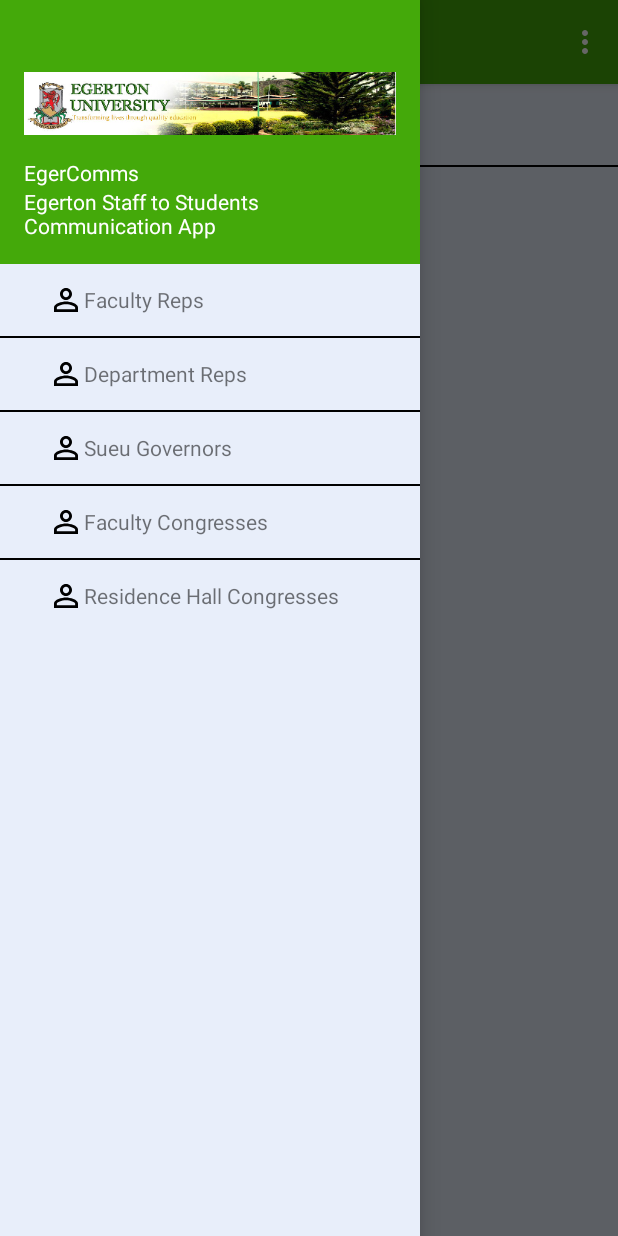
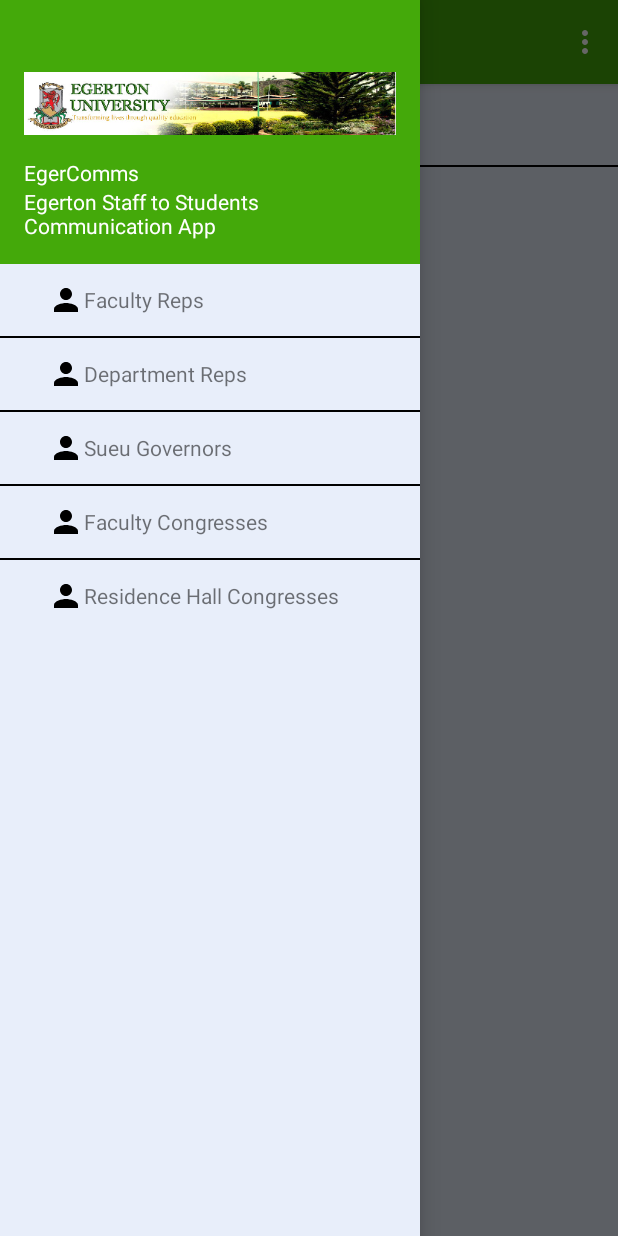
Before and after one commit to EricGachoka/EgercommsAndroid, an Android app: the screen it shows after launch (MainActivity), with the side drawer open, on a phone screen of 412 x 824 dp. Run offline under Robolectric (Android 15) with nearby library versions, the phone set to English and light mode, and no system bars; our stand-ins replace EventBus.

Commit message:
more UI renovation

```diff
--- a/app/src/main/res/drawable/ic_hourglass_empty_black_24dp.xml
+++ b/app/src/main/res/drawable/ic_file_download_black_24dp.xml
@@ -5,5 +5,5 @@
         android:viewportHeight="24.0">
     <path
         android:fillColor="#FF000000"
-        android:pathData="M6,2v6h0.01L6,8.01 10,12l-4,4 0.01,0.01L6,16.01L6,22h12v-5.99h-0.01L18,16l-4,-4 4,-3.99 -0.01,-0.01L18,8L18,2L6,2zM16,16.5L16,20L8,20v-3.5l4,-4 4,4zM12,11.5l-4,-4L8,4h8v3.5l-4,4z"/>
+        android:pathData="M19,9h-4V3H9v6H5l7,7 7,-7zM5,18v2h14v-2H5z"/>
 </vector>
--- /dev/null
+++ b/app/src/main/res/drawable/ic_hourglass_full_black_24dp.xml
@@ -0,0 +1,9 @@
+<vector xmlns:android="http://schemas.android.com/apk/res/android"
+        android:width="24dp"
+        android:height="24dp"
+        android:viewportWidth="24.0"
+        android:viewportHeight="24.0">
+    <path
+        android:fillColor="#FF000000"
+        android:pathData="M6,2v6h0.01L6,8.01 10,12l-4,4 0.01,0.01H6V22h12v-5.99h-0.01L18,16l-4,-4 4,-3.99 -0.01,-0.01H18V2H6z"/>
+</vector>
--- /dev/null
+++ b/app/src/main/res/drawable/ic_person_black_24dp.xml
@@ -0,0 +1,9 @@
+<vector xmlns:android="http://schemas.android.com/apk/res/android"
+        android:width="24dp"
+        android:height="24dp"
+        android:viewportWidth="24.0"
+        android:viewportHeight="24.0">
+    <path
+        android:fillColor="#FF000000"
+        android:pathData="M12,12c2.21,0 4,-1.79 4,-4s-1.79,-4 -4,-4 -4,1.79 -4,4 1.79,4 4,4zM12,14c-2.67,0 -8,1.34 -8,4v2h16v-2c0,-2.66 -5.33,-4 -8,-4z"/>
+</vector>
--- a/app/src/main/res/drawable/ic_person_outline_black_24dp.xml
+++ /dev/null
@@ -1,9 +0,0 @@
-<vector xmlns:android="http://schemas.android.com/apk/res/android"
-        android:width="24dp"
-        android:height="24dp"
-        android:viewportWidth="24.0"
-        android:viewportHeight="24.0">
-    <path
-        android:fillColor="#FF000000"
-        android:pathData="M12,5.9c1.16,0 2.1,0.94 2.1,2.1s-0.94,2.1 -2.1,2.1S9.9,9.16 9.9,8s0.94,-2.1 2.1,-2.1m0,9c2.97,0 6.1,1.46 6.1,2.1v1.1L5.9,18.1L5.9,17c0,-0.64 3.13,-2.1 6.1,-2.1M12,4C9.79,4 8,5.79 8,8s1.79,4 4,4 4,-1.79 4,-4 -1.79,-4 -4,-4zM12,13c-2.67,0 -8,1.34 -8,4v3h16v-3c0,-2.66 -5.33,-4 -8,-4z"/>
-</vector>
--- a/app/src/main/res/layout/activity_main.xml
+++ b/app/src/main/res/layout/activity_main.xml
@@ -38,7 +38,7 @@
                     style="@style/nav_drawer_menu_item"
                     android:layout_width="match_parent"
                     android:layout_height="wrap_content"
-                    android:drawableStart="@drawable/ic_person_outline_black_24dp"
+                    android:drawableStart="@drawable/ic_person_black_24dp"
                     android:text="@string/faculty_reps" />
 
                 <include layout="@layout/divider" />
@@ -48,7 +48,7 @@
                     style="@style/nav_drawer_menu_item"
                     android:layout_width="match_parent"
                     android:layout_height="wrap_content"
-                    android:drawableStart="@drawable/ic_person_outline_black_24dp"
+                    android:drawableStart="@drawable/ic_person_black_24dp"
                     android:text="@string/department_reps" />
 
                 <include layout="@layout/divider" />
@@ -58,7 +58,7 @@
                     style="@style/nav_drawer_menu_item"
                     android:layout_width="match_parent"
                     android:layout_height="wrap_content"
-                    android:drawableStart="@drawable/ic_person_outline_black_24dp"
+                    android:drawableStart="@drawable/ic_person_black_24dp"
                     android:text="@string/sueu_governors" />
 
                 <include layout="@layout/divider" />
@@ -68,7 +68,7 @@
                     style="@style/nav_drawer_menu_item"
                     android:layout_width="match_parent"
                     android:layout_height="wrap_content"
-                    android:drawableStart="@drawable/ic_person_outline_black_24dp"
+                    android:drawableStart="@drawable/ic_person_black_24dp"
                     android:text="@string/faculty_congresses" />
 
                 <include layout="@layout/divider" />
@@ -78,7 +78,7 @@
                     style="@style/nav_drawer_menu_item"
                     android:layout_width="match_parent"
                     android:layout_height="wrap_content"
-                    android:drawableStart="@drawable/ic_person_outline_black_24dp"
+                    android:drawableStart="@drawable/ic_person_black_24dp"
                     android:text="@string/residence_hall_congresses" />
             </LinearLayout>
         </ScrollView>
--- a/app/src/main/res/layout/fragment_announcement.xml
+++ b/app/src/main/res/layout/fragment_announcement.xml
@@ -35,7 +35,7 @@
             android:layout_width="match_parent"
             android:layout_height="wrap_content"
             android:layout_margin="@dimen/text_margin"
-            android:drawableStart="@drawable/ic_hourglass_empty_black_24dp"
+            android:drawableStart="@drawable/ic_hourglass_full_black_24dp"
             android:textAppearance="?attr/textAppearanceListItem"
             android:textSize="15sp" />
 
@@ -45,7 +45,7 @@
             android:layout_height="wrap_content"
             android:layout_marginLeft="@dimen/text_margin"
             android:layout_marginRight="@dimen/text_margin"
-            android:drawableStart="@drawable/ic_attachment_black_24dp"
+            android:drawableStart="@drawable/ic_file_download_black_24dp"
             android:textAppearance="?attr/textAppearanceListItem"
             android:textSize="15sp" />
 
```
